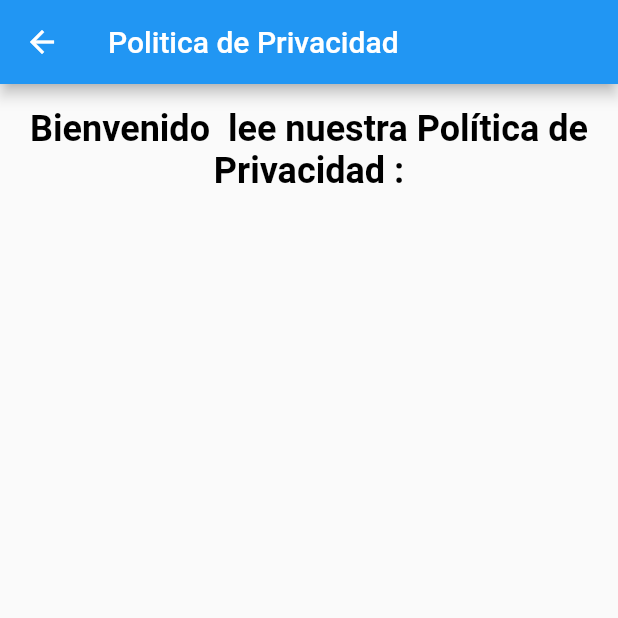
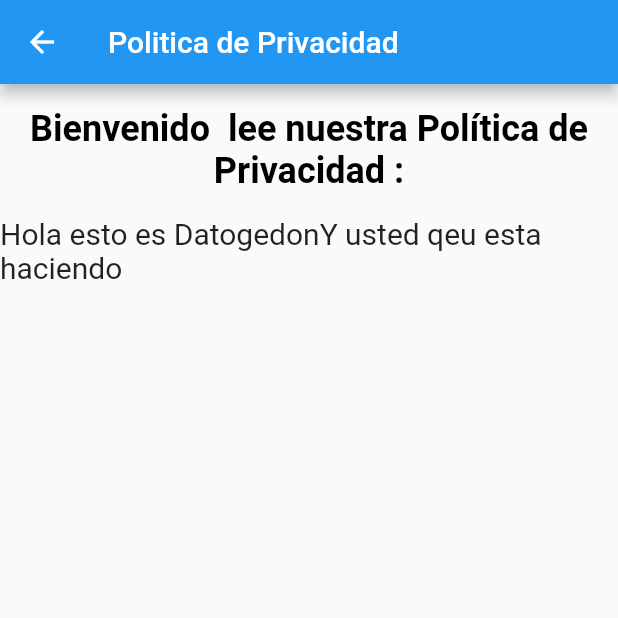
Before and after one commit to DiegoLoorenzo/kobe, a Flutter app: the PoliticaPrivacidad screen opened directly, on a phone screen of 412 x 824 dp, the top half of it. Run offline on Flutter 3.47's test engine with Material 2 defaults, Android fonts, the phone set to English and light mode, and no system bars; our stand-ins replace firebase_auth, firebase_core, flutter_signin_button, google_nav_bar, google_sign_in, shared_preferences; accounts and stored records are empty; Roboto replaces fonts that are missing (Poppins).

Commit message:
Modificaciones de politica de Privacidad
Signed-off-by: Jesus Palacios <jesussnake9@gmail.com>

```diff
--- a/lib/pages/Politica_de_Privacidad.dart
+++ b/lib/pages/Politica_de_Privacidad.dart
@@ -35,9 +35,22 @@ class _PoliticaPrivacidadState extends State<PoliticaPrivacidad>{
             textAlign: TextAlign.center, style: TextStyle(color: Colors.black, fontSize: 24,
               fontFamily: 'Poppins',fontWeight: FontWeight.w700,height: 0),),
           ),
+          SelectableText.rich(
+          TextSpan(
+            style: TextStyle(fontSize: 20),
+            children:[
+            TextSpan(text: "Hola esto es Datogedon"),
+            TextSpan(text: "Y usted qeu esta haciendo ")
+          ]
+      )
+    )
+
         ],
       ),
       )
     );
   }
+
+
+
 }
```
